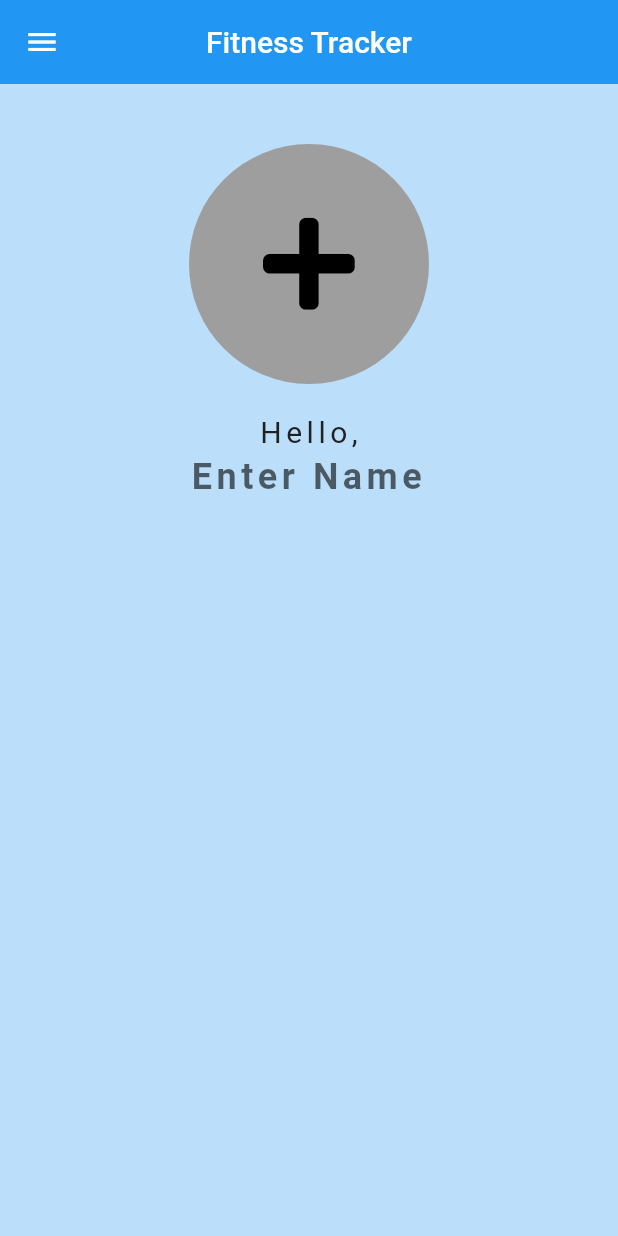
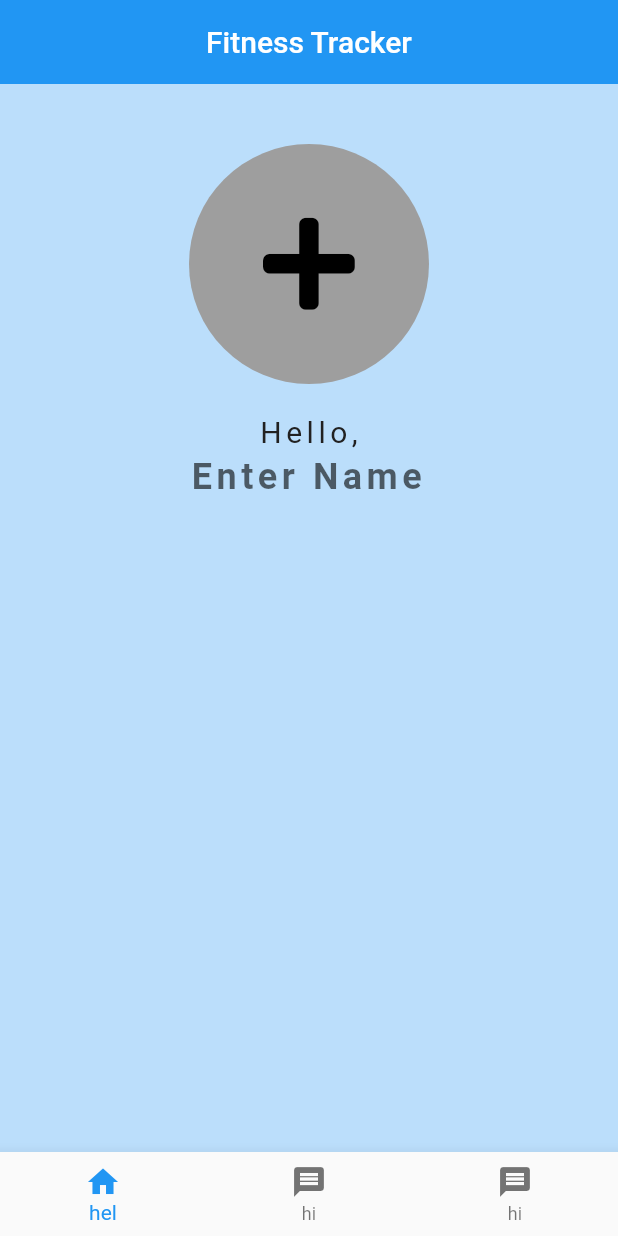
Before and after one commit to edward-raygoza/FitnessTracker-FlutterApp, a Flutter app: the screen it shows after launch, on a phone screen of 412 x 824 dp. Run offline on Flutter 3.47's test engine with Material 2 defaults, Android fonts, the phone set to English and light mode, and no system bars; our stand-ins replace font_awesome_flutter, image_picker.

Commit message:
Added bottom navigation bar and set the opening page to be myHomePage through bottomNavBar.dart

```diff
--- /dev/null
+++ b/lib/bottomNavBar.dart
@@ -0,0 +1,55 @@
+import 'package:flutter/material.dart';
+import 'package:healthapp/myHomePage.dart';
+//import 'myHomePage.dart';
+
+class NavigationBar extends StatefulWidget {
+  @override
+  _NavigationBarState createState() => _NavigationBarState();
+}
+
+class _NavigationBarState extends State<NavigationBar> {
+  int _selectedIndex = 0;
+  List<Widget> _widgetOptions = <Widget>[
+    MyHomePage(),
+    //Text('home'),
+    Text('Messages'),
+    Text('houses'),
+  ];
+
+  void _onItemTap(int index) {
+    setState(() {
+      _selectedIndex = index;
+    });
+  }
+
+  @override
+  Widget build(BuildContext context) {
+    return Scaffold(
+      // appBar: AppBar(
+      //   title: Text('test'),
+      // ),
+      //body: Text('Home'),
+      body: Center(
+        child: _widgetOptions.elementAt(_selectedIndex),
+      ),
+      bottomNavigationBar: BottomNavigationBar(
+        items: const <BottomNavigationBarItem>[
+          BottomNavigationBarItem(
+            icon: Icon(Icons.home),
+            title: Text('hel'),
+          ),
+          BottomNavigationBarItem(
+            icon: Icon(Icons.message),
+            title: Text('hi'),
+          ),
+          BottomNavigationBarItem(
+            icon: Icon(Icons.message),
+            title: Text('hi'),
+          ),
+        ],
+        currentIndex: _selectedIndex,
+        onTap: _onItemTap,
+      ),
+    );
+  }
+}
--- a/lib/main.dart
+++ b/lib/main.dart
@@ -1,5 +1,6 @@
 import 'package:flutter/material.dart'; // has lots of built in widgets, also has base class allowing you to create own widgets
 import 'myHomePage.dart';
+import 'bottomNavBar.dart';
 
 //use ctrl+space to get list
 
@@ -16,7 +17,8 @@ class MyApp extends StatelessWidget {
         primarySwatch: Colors.blue,
         visualDensity: VisualDensity.adaptivePlatformDensity,
       ),
-      home: MyHomePage(),
+      // home: MyHomePage(),
+      home: NavigationBar(),
     );
   }
 }
--- a/lib/myHomePage.dart
+++ b/lib/myHomePage.dart
@@ -2,6 +2,8 @@ import 'dart:io';
 import 'package:flutter/material.dart';
 import 'package:font_awesome_flutter/font_awesome_flutter.dart';
 import 'package:image_picker/image_picker.dart';
+import 'drawerList.dart';
+import 'bottomNavBar.dart';
 import 'textInput.dart';
 
 class MyHomePage extends StatefulWidget {
@@ -34,33 +36,35 @@ class _MyHomePageState extends State<MyHomePage> {
         backgroundColor: Colors.blue[175],
         elevation: 0,
       ),
-      drawer: Drawer(
-        child: ListView(
-          padding: EdgeInsets.zero,
-          children: <Widget>[
-            UserAccountsDrawerHeader(
-              accountName: Text(
-                'Fitness Tracker',
-                style: TextStyle(fontSize: 26.0),
-              ),
-              currentAccountPicture: CircleAvatar(
-                child: FlutterLogo(size: 70.0),
-                backgroundColor: Colors.green[100],
-              ),
-              accountEmail: null,
-            ),
-            SizedBox(height: 10.0),
-            ListTile(
-              title: Text('Nutrition'),
-              onTap: () => Navigator.of(context).push(_NewPage(1)), //{
-              // setState(() {
-              //   mainWidget = Item1();
-              // });
-              //},
-            ),
-          ],
-        ),
-      ),
+      //bottomNavigationBar: NavigationBar(),
+      //drawer: MyDrawerList(),
+      // drawer: Drawer(
+      //   child: ListView(
+      //     padding: EdgeInsets.zero,
+      //     children: <Widget>[
+      //       UserAccountsDrawerHeader(
+      //         accountName: Text(
+      //           'Fitness Tracker',
+      //           style: TextStyle(fontSize: 26.0),
+      //         ),
+      //         currentAccountPicture: CircleAvatar(
+      //           child: FlutterLogo(size: 70.0),
+      //           backgroundColor: Colors.green[100],
+      //         ),
+      //         accountEmail: null,
+      //       ),
+      //       SizedBox(height: 10.0),
+      //       ListTile(
+      //         title: Text('Nutrition'),
+      //         onTap: () => Navigator.of(context).push(_NewPage(1)), //{
+      //         // setState(() {
+      //         //   mainWidget = Item1();
+      //         // });
+      //         //},
+      //       ),
+      //     ],
+      //   ),
+      // ),
       body: Padding(
         padding: EdgeInsets.fromLTRB(20.0, 40.0, 20.0, 20.0),
         child: Column(
@@ -166,15 +170,15 @@ class _MyHomePageState extends State<MyHomePage> {
 //   }
 // }
 
-class _NewPage extends MaterialPageRoute<Null> {
-  _NewPage(int id)
-      : super(builder: (BuildContext context) {
-          return Scaffold(
-              appBar: AppBar(
-                title: Text('Page $id'),
-              ),
-              body: Center(
-                child: Text('Page $id'),
-              ));
-        });
-}
+// class _NewPage extends MaterialPageRoute<Null> {
+//   _NewPage(int id)
+//       : super(builder: (BuildContext context) {
+//           return Scaffold(
+//               appBar: AppBar(
+//                 title: Text('Page $id'),
+//               ),
+//               body: Center(
+//                 child: Text('Page $id'),
+//               ));
+//         });
+// }
```
Also changed, not shown: lib/drawerList.dart (added, +39 -0 lines).
